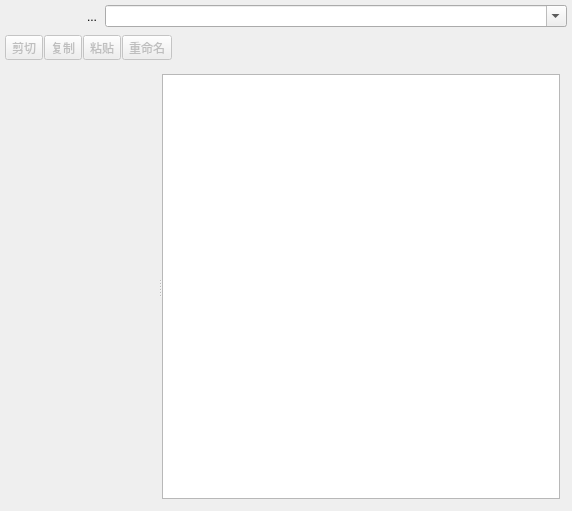
This is filebrowser.ui in lujiajingcn/FileMarker as Qt 5 draws it before an edit. The edited form follows.
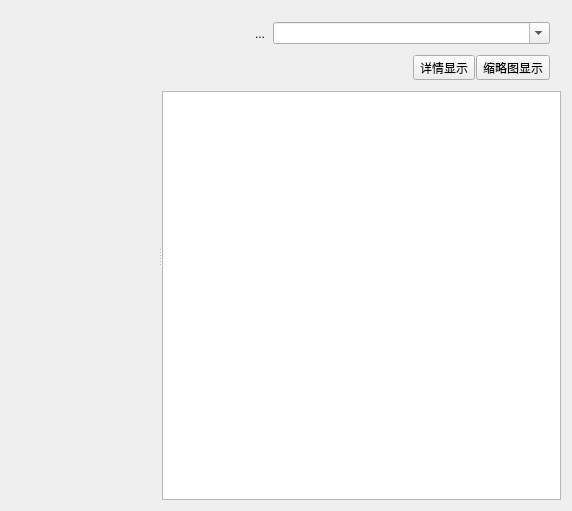
This is the edited form. Icons and pictures are not drawn. Custom widgets are drawn as their Qt base class.

Commit message: 调整了文件管理部件的布局。

Diff of the .ui file:
```diff
--- a/filebrowser.ui
+++ b/filebrowser.ui
@@ -19,23 +19,81 @@
   <property name="windowTitle">
    <string>Form</string>
   </property>
-  <layout class="QGridLayout" name="gridLayout_10" rowstretch="1,1,20">
+  <layout class="QHBoxLayout" name="horizontalLayout_2">
+   <item>
+    <widget class="QWidget" name="widget" native="true">
+     <layout class="QHBoxLayout" name="horizontalLayout">
+      <property name="spacing">
+       <number>0</number>
+      </property>
    <property name="leftMargin">
-    <number>3</number>
+       <number>0</number>
    </property>
    <property name="topMargin">
-    <number>3</number>
+       <number>0</number>
    </property>
    <property name="rightMargin">
-    <number>3</number>
+       <number>0</number>
    </property>
    <property name="bottomMargin">
-    <number>3</number>
-   </property>
+       <number>0</number>
+      </property>
+      <item>
+       <widget class="QSplitter" name="splitter">
+        <property name="orientation">
+         <enum>Qt::Horizontal</enum>
+        </property>
+        <property name="handleWidth">
+         <number>5</number>
+        </property>
+        <widget class="FormFileNavigation" name="wFileNavigation" native="true"/>
+        <widget class="QStackedWidget" name="stackedWidget">
+         <property name="currentIndex">
+          <number>0</number>
+         </property>
+         <widget class="QWidget" name="pageFiles">
+          <layout class="QGridLayout" name="gridLayout_3">
+           <property name="leftMargin">
+            <number>0</number>
+           </property>
+           <property name="topMargin">
+            <number>0</number>
+           </property>
+           <property name="rightMargin">
+            <number>0</number>
+           </property>
+           <property name="bottomMargin">
+            <number>0</number>
+           </property>
    <property name="spacing">
-    <number>3</number>
-   </property>
+            <number>0</number>
+           </property>
+           <item row="1" column="0">
+            <widget class="QTreeView" name="tvFiles">
+             <property name="contextMenuPolicy">
+              <enum>Qt::CustomContextMenu</enum>
+             </property>
+             <property name="showDropIndicator" stdset="0">
+              <bool>true</bool>
+             </property>
+             <property name="rootIsDecorated">
+              <bool>false</bool>
+             </property>
+             <property name="itemsExpandable">
+              <bool>false</bool>
+             </property>
+             <property name="wordWrap">
+              <bool>false</bool>
+             </property>
+             <property name="headerHidden">
+              <bool>false</bool>
+             </property>
+            </widget>
+           </item>
    <item row="0" column="0">
+            <widget class="QWidget" name="wFileListToolBar" native="true">
+             <layout class="QVBoxLayout" name="verticalLayout">
+              <item>
     <widget class="QWidget" name="widget_2" native="true">
      <property name="autoFillBackground">
       <bool>false</bool>
@@ -189,7 +247,7 @@
      </layout>
     </widget>
    </item>
-   <item row="1" column="0">
+              <item>
     <widget class="QWidget" name="widget_3" native="true">
      <property name="styleSheet">
       <string notr="true"/>
@@ -227,75 +285,7 @@
         <property name="spacing">
          <number>1</number>
         </property>
-        <item row="0" column="0">
-         <widget class="QToolButton" name="tbCut">
-          <property name="enabled">
-           <bool>false</bool>
-          </property>
-          <property name="toolTip">
-           <string>剪切</string>
-          </property>
-          <property name="text">
-           <string>剪切</string>
-          </property>
-          <property name="icon">
-           <iconset resource="resources.qrc">
-            <normaloff>:/Resources/cut.png</normaloff>:/Resources/cut.png</iconset>
-          </property>
-         </widget>
-        </item>
         <item row="0" column="2">
-         <widget class="QToolButton" name="tbPaste">
-          <property name="enabled">
-           <bool>false</bool>
-          </property>
-          <property name="toolTip">
-           <string>粘贴</string>
-          </property>
-          <property name="text">
-           <string>粘贴</string>
-          </property>
-          <property name="icon">
-           <iconset resource="resources.qrc">
-            <normaloff>:/Resources/paste.png</normaloff>:/Resources/paste.png</iconset>
-          </property>
-         </widget>
-        </item>
-        <item row="0" column="1">
-         <widget class="QToolButton" name="tbCopy">
-          <property name="enabled">
-           <bool>false</bool>
-          </property>
-          <property name="toolTip">
-           <string>复制</string>
-          </property>
-          <property name="text">
-           <string>复制</string>
-          </property>
-          <property name="icon">
-           <iconset resource="resources.qrc">
-            <normaloff>:/Resources/copy.png</normaloff>:/Resources/copy.png</iconset>
-          </property>
-         </widget>
-        </item>
-        <item row="0" column="3">
-         <widget class="QToolButton" name="tbRename">
-          <property name="enabled">
-           <bool>false</bool>
-          </property>
-          <property name="toolTip">
-           <string>重命名</string>
-          </property>
-          <property name="text">
-           <string>重命名</string>
-          </property>
-          <property name="icon">
-           <iconset resource="resources.qrc">
-            <normaloff>:/Resources/rename.png</normaloff>:/Resources/rename.png</iconset>
-          </property>
-         </widget>
-        </item>
-        <item row="0" column="4">
          <spacer name="horizontalSpacer_2">
           <property name="orientation">
            <enum>Qt::Horizontal</enum>
@@ -308,64 +298,26 @@
           </property>
          </spacer>
         </item>
+                   <item row="0" column="4">
+                    <widget class="QToolButton" name="tbThumbnail">
+                     <property name="text">
+                      <string>缩略图显示</string>
+                     </property>
+                    </widget>
+                   </item>
+                   <item row="0" column="3">
+                    <widget class="QToolButton" name="tbDetail">
+                     <property name="text">
+                      <string>详情显示</string>
+                     </property>
+                    </widget>
+                   </item>
        </layout>
       </item>
      </layout>
     </widget>
    </item>
-   <item row="2" column="0">
-    <widget class="QWidget" name="widget" native="true">
-     <layout class="QHBoxLayout" name="horizontalLayout">
-      <item>
-       <widget class="QSplitter" name="splitter">
-        <property name="orientation">
-         <enum>Qt::Horizontal</enum>
-        </property>
-        <property name="handleWidth">
-         <number>5</number>
-        </property>
-        <widget class="FormFileNavigation" name="wFileNavigation" native="true"/>
-        <widget class="QStackedWidget" name="stackedWidget">
-         <property name="currentIndex">
-          <number>0</number>
-         </property>
-         <widget class="QWidget" name="pageFiles">
-          <layout class="QGridLayout" name="gridLayout_3">
-           <property name="leftMargin">
-            <number>0</number>
-           </property>
-           <property name="topMargin">
-            <number>0</number>
-           </property>
-           <property name="rightMargin">
-            <number>0</number>
-           </property>
-           <property name="bottomMargin">
-            <number>0</number>
-           </property>
-           <property name="spacing">
-            <number>0</number>
-           </property>
-           <item row="0" column="0">
-            <widget class="QTreeView" name="tvFiles">
-             <property name="contextMenuPolicy">
-              <enum>Qt::CustomContextMenu</enum>
-             </property>
-             <property name="showDropIndicator" stdset="0">
-              <bool>true</bool>
-             </property>
-             <property name="rootIsDecorated">
-              <bool>false</bool>
-             </property>
-             <property name="itemsExpandable">
-              <bool>false</bool>
-             </property>
-             <property name="wordWrap">
-              <bool>false</bool>
-             </property>
-             <property name="headerHidden">
-              <bool>false</bool>
-             </property>
+             </layout>
             </widget>
            </item>
           </layout>
```
Lines whose indentation alone changed are shown as unchanged. The commit also changes 5 other files.
